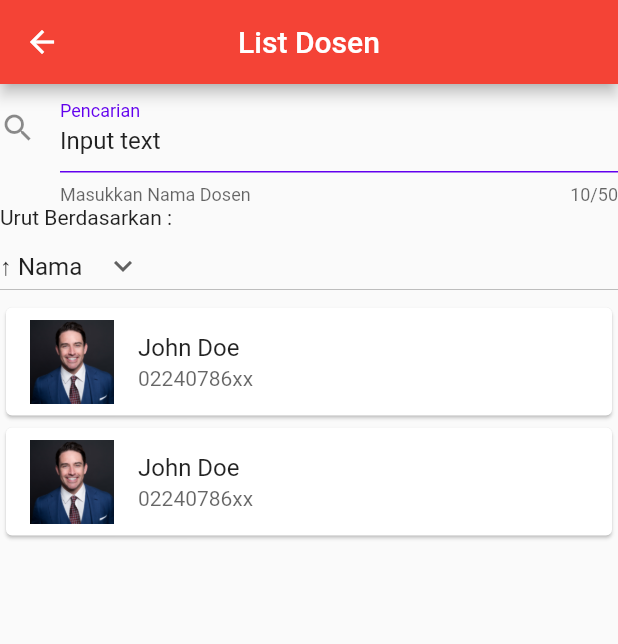
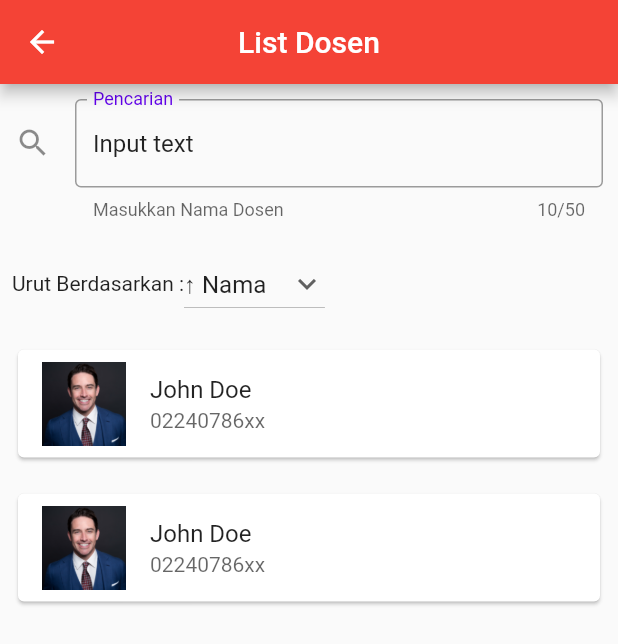
Before and after one commit to zuhalr/Provis, a Flutter app: the ListDosen screen opened directly, on a phone screen of 412 x 824 dp. Shown: the top 644 px of the screen. Run offline on Flutter 3.47's test engine with Material 2 defaults, Android fonts, the light colour scheme and no system bars.

Commit message:
Modify List Dosen Page

```diff
--- a/lib/list_dosen.dart
+++ b/lib/list_dosen.dart
@@ -22,7 +22,9 @@ class ListDosen extends StatelessWidget {
       body: ListView(
 
         children: [
-          TextFormField(
+          Padding(
+            padding: const EdgeInsets.all(10.0),
+            child: TextFormField(
               cursorColor: Theme.of(context).cursorColor,
               initialValue: 'Input text',
               maxLength: 50,
@@ -36,11 +38,14 @@ class ListDosen extends StatelessWidget {
                 // suffixIcon: Icon(
                 //   Icons.check_circle,
                 // ),
-              enabledBorder: UnderlineInputBorder(
-                borderSide: BorderSide(color: Color(0xFF6200EE)),
+                border: OutlineInputBorder(),
               ),
             ),
           ),
+          Padding(
+            padding: const EdgeInsets.all(8.0),
+            child: Row(
+              children: [
                 Text('Urut Berdasarkan :'),
                 DropdownButton(
 
@@ -59,7 +64,13 @@ class ListDosen extends StatelessWidget {
                     }).toList(),
                     onChanged: (String? value) {  },
                 ),
-          Card(
+              ],
+            ),
+          ),
+
+          Padding(
+            padding: const EdgeInsets.all(8.0),
+            child: Card(
               clipBehavior: Clip.antiAlias,
               child: Column(
                 children: [
@@ -75,7 +86,10 @@ class ListDosen extends StatelessWidget {
                 ],
               ),
             ),
-          Card(
+          ),
+          Padding(
+            padding: const EdgeInsets.all(8.0),
+            child: Card(
               clipBehavior: Clip.antiAlias,
               child: Column(
                 children: [
@@ -91,6 +105,7 @@ class ListDosen extends StatelessWidget {
                 ],
               ),
             ),
+          ),
         ],
       ),
     );
```
Lines whose indentation alone changed are shown as unchanged.
